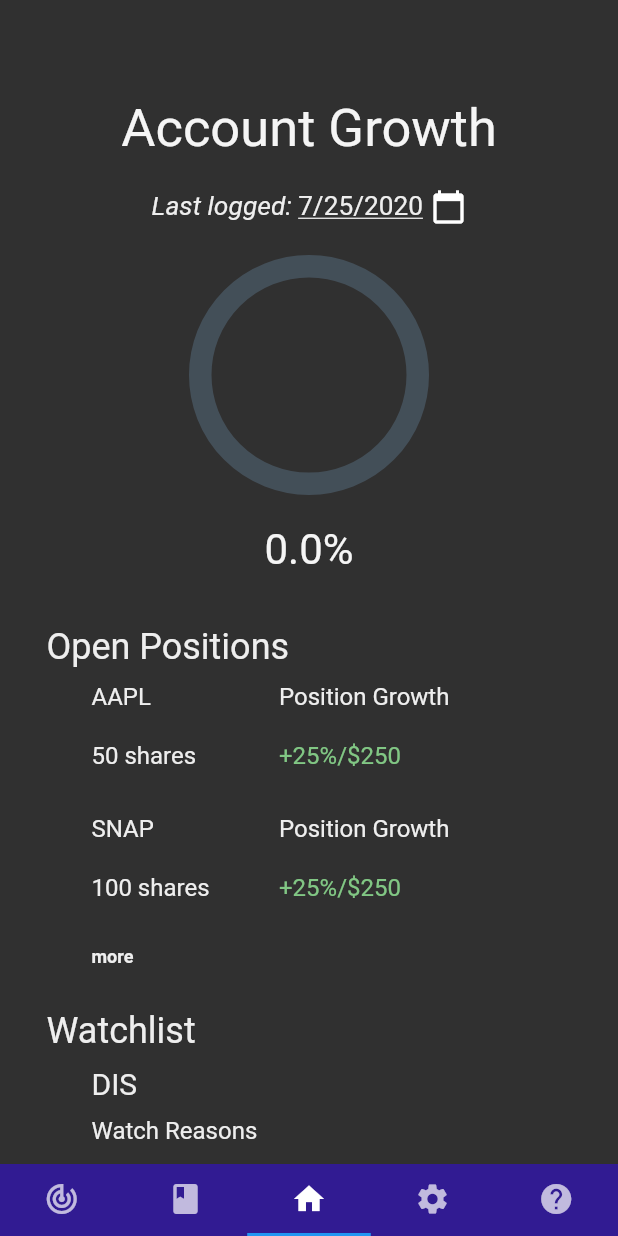
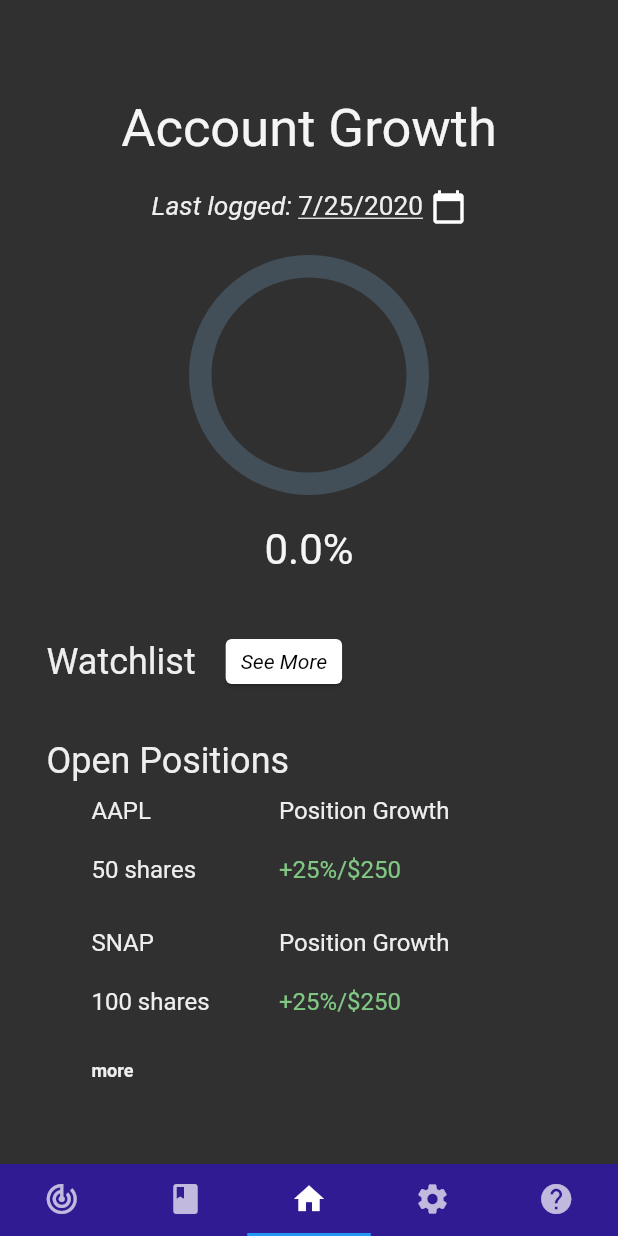
Before and after one commit to jxin31415/Stock_Marketplace, a Flutter app: the screen it shows after launch, on a phone screen of 412 x 824 dp. Run offline on Flutter 3.47's test engine with Material 2 defaults, Android fonts, the phone set to English and light mode, and no system bars; our stand-ins replace flutter_local_notifications, shared_preferences, sqflite; accounts and stored records are empty.

Commit message:
Finish Watchlist Functionality

```diff
--- a/lib/Home.dart
+++ b/lib/Home.dart
@@ -19,12 +19,16 @@ class Home extends StatefulWidget {
 
 class HomeState extends State<Home> {
   DateTime selectedDate;
+  Watchlist wl;
+  double position;
 
   @override
   void initState(){
     super.initState();
     selectedDate = DateTime.now();
     _loadStorage();
+    wl = Watchlist(location: 0);
+    position = 0;
   }
 
    _loadStorage() async {
@@ -63,10 +67,9 @@ class HomeState extends State<Home> {
 
   @override
   Widget build(BuildContext context) {
-
     return new Scaffold(
       backgroundColor: Colors.grey[850],
-      body: ListView(
+      body: NotificationListener<ScrollUpdateNotification>( child : ListView(
         padding: const EdgeInsets.all(15),
         children: <Widget>[
         Container(
@@ -104,6 +107,32 @@ class HomeState extends State<Home> {
         ),
         SizedBox(height: 30),
         ListTile(
+          onTap: (){
+            if(Navigator != null){
+              Navigator.push(context, MaterialPageRoute(
+                builder: (context)=> Watchlist(location: 1))
+              ).then((value){
+                Future.delayed(Duration(milliseconds: 20), (){Navigator.popAndPushNamed(context, ModalRoute.of(context).settings.name);});
+
+              });
+            }
+          },
+          title: Row(
+            children: <Widget>[
+              Text("Watchlist",
+                textScaleFactor: 1.5,
+                style: TextStyle(color: Colors.grey[200],)
+              ),
+              Card( margin: EdgeInsets.only(left: 20),
+              child: Padding(padding: EdgeInsets.symmetric(vertical: 7, horizontal: 10), child:Text("See More",
+                textScaleFactor: 1,
+                style: TextStyle(color: Colors.black, fontStyle: FontStyle.italic,)
+              ),),),
+            ],
+          ),
+        ),
+        Watchlist(location: 0),
+        ListTile(
           onTap: () => goToTab(1, widget.controller),
           title: Column(
             crossAxisAlignment: CrossAxisAlignment.start,
@@ -133,69 +162,13 @@ class HomeState extends State<Home> {
           )
         ),
         SizedBox(height: 20),
-        ListTile(
-          onTap: (){
-            if(Navigator != null){
-              Navigator.push(context, MaterialPageRoute(
-                builder: (context)=> Watchlist())
-              );
-            }
-          },
-          title: Column(
-            crossAxisAlignment: CrossAxisAlignment.start,
-            children: <Widget>[
-              Container(
-                child: Text("Watchlist",
-                  textScaleFactor: 1.5,
-                  style: TextStyle(color: Colors.grey[200],)
-                ),
-              ),
-              SizedBox(height: 10),
-              Container(
-                margin: EdgeInsets.only(left: 30),
-                child: generateWatchListElement("DIS", "never gonna give you up, never gonna let you down. never gonna run around and desert you. never gonna make you cry, never gonna say goodbye. never gonna tell and lie and hurt you"),
-              ),
-              Container(
-                height: 30,
-              ),
-              Container(
-                margin: EdgeInsets.only(left: 30),
-                child: generateWatchListElement("FRC", "oh yeah yeah oh yea yea oh yeah yeah oh yea yea oh yeah yeah oh yea yea oh yeah yeah oh yea yea oh yeah yeah oh yea yea oh yeah yeah oh yea yea oh yeah yeah oh yea yea oh yeah yeah oh yea yea oh yeah yeah oh yea yea"),
-              ),
-            ]
-          ),
-        ),
       ],
-
+      ),
+      onNotification: (notif) {
+        position = notif.metrics.pixels;
+        return false;
+      }
       )
-    );
-  }
-
-  Widget generateWatchListElement(String name, String reason){
-    return Column(
-      crossAxisAlignment: CrossAxisAlignment.start,
-      children: <Widget>[
-        Container(
-          child: Text(name,
-            textScaleFactor: 1.25,
-            style: TextStyle(color: Colors.grey[200],)
-          ),
-        ),
-        Container(
-          margin: EdgeInsets.only(top: 10),
-          child: Text("Watch Reasons",
-            textScaleFactor: 1,
-            style: TextStyle(color: Colors.grey[200],)
-          ),
-        ),
-        Container(
-          margin: EdgeInsets.only(top: 10),
-          child: Text(reason,
-            textScaleFactor: 1,
-            style: TextStyle(color: Colors.grey[200],)
-          ),
-        )
-      ]
     );
   }
 
--- a/lib/main.dart
+++ b/lib/main.dart
@@ -98,7 +98,15 @@ class MyAppState extends State<MyApp> with SingleTickerProviderStateMixin {
 
   @override
   Widget build(BuildContext context) {
-    return MaterialApp(
+    return GestureDetector(
+      onTap: () {
+        FocusScopeNode currentFocus = FocusScope.of(context);
+
+        if (!currentFocus.hasPrimaryFocus) {
+          currentFocus.unfocus();
+        }
+      },
+      child: MaterialApp(
         title: 'Stock Marketplace',
         theme: ThemeData(
           canvasColor: Colors.blue[900],
@@ -129,6 +137,7 @@ class MyAppState extends State<MyApp> with SingleTickerProviderStateMixin {
             ]
           ) ,
         ),
+      ),
     );
   }
 }
```
Also changed, not shown: lib/Watchlist.dart (+70 -39 lines). Lines whose indentation alone changed are shown as unchanged.
